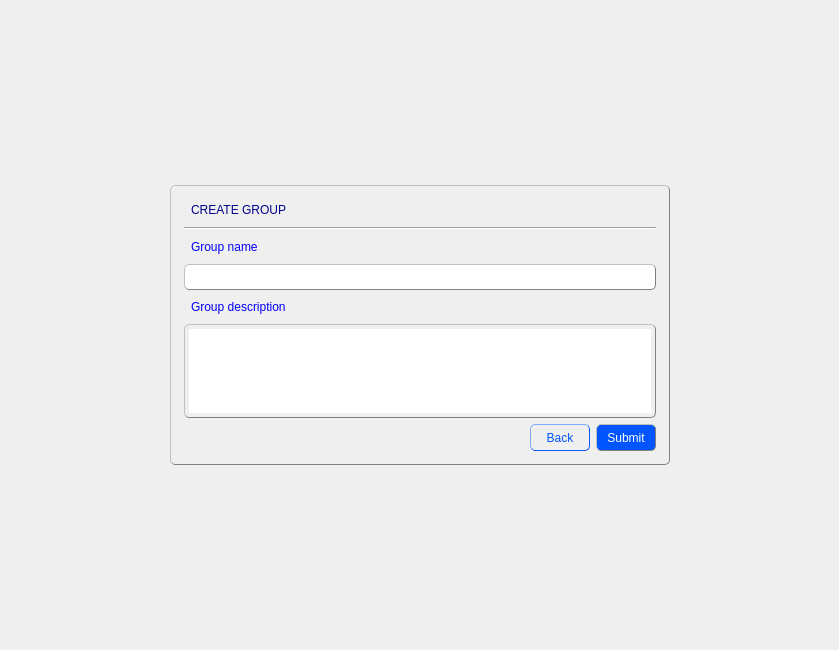
Old version of the form Builder/Builder/creategroupform.ui in the repository Rork96/QtProjects.
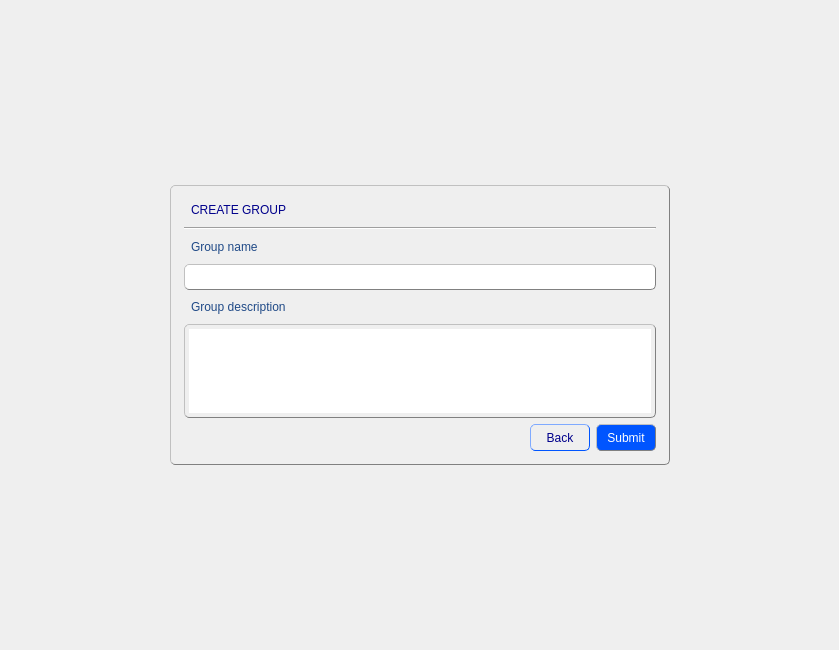
New version of the form.

```diff
--- a/Builder/Builder/creategroupform.ui
+++ b/Builder/Builder/creategroupform.ui
@@ -108,7 +108,7 @@
          <widget class="QLabel" name="label">
           <property name="styleSheet">
            <string notr="true">QLabel {
-               color: blue;
+               color: rgb(32, 74, 135);
                padding: 4px;
                border-radius: 5px;
                border-style: outset;
@@ -138,7 +138,7 @@
          <widget class="QLabel" name="label_2">
           <property name="styleSheet">
            <string notr="true">QLabel {
-               color: blue;
+               color: rgb(32, 74, 135);
                padding: 4px;
                border-radius: 5px;
                border-style: outset;
@@ -197,7 +197,7 @@
           </property>
           <property name="styleSheet">
            <string notr="true">QToolButton {
-               color: rgb(0, 85, 255);
+               color: darkblue;
                padding: 4px;
                border: 1px solid rgb(0, 85, 255); 
                border-radius: 5px;
```
Left out of the diff: 15 changed lines with no effect on the pictures.
